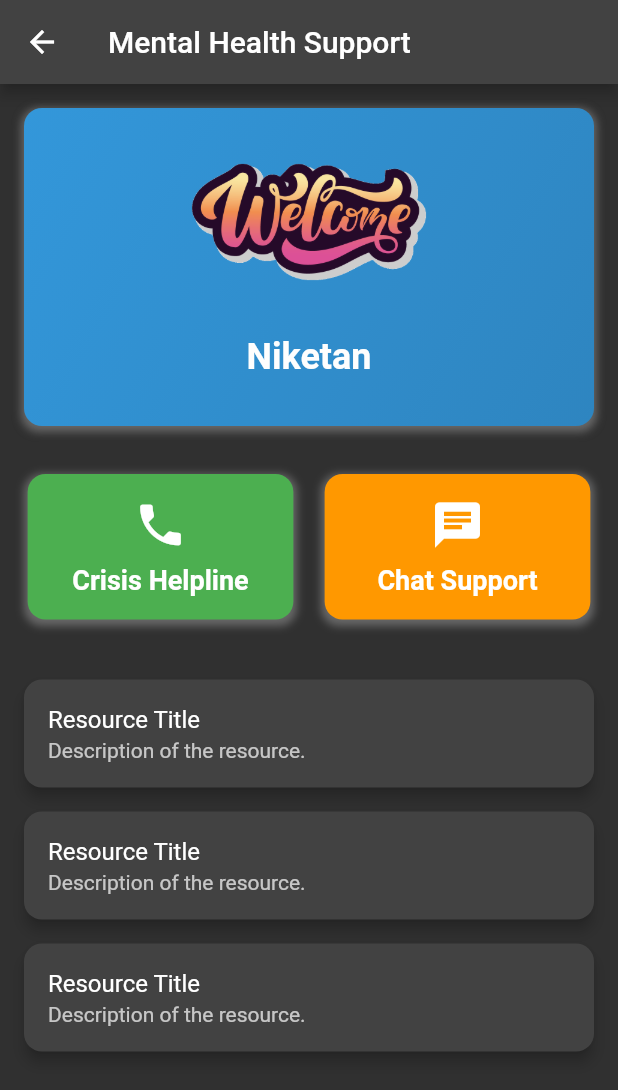
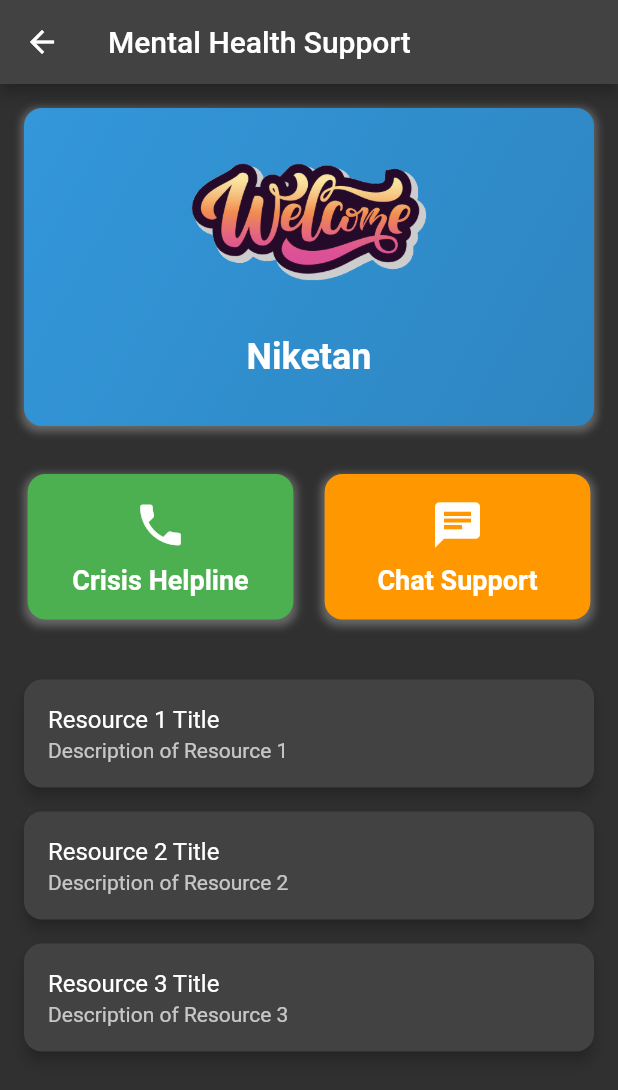
Before and after one commit to drowsy-coder/Nyaya-Sahaya, a Flutter app: the MentalSupportScreen screen opened directly, on a phone screen of 412 x 824 dp. Shown: the top 1090 px of the screen. Run offline on Flutter 3.47's test engine with Material 2 defaults, Android fonts, the phone set to English and light mode, and no system bars; our stand-ins replace cloud_firestore, file_picker, firebase_auth, firebase_core, google_maps_flutter, google_nav_bar and 1 more; missing offline and left inert: read_pdf_text; accounts and stored records are empty.

Commit message:
mental health part1

```diff
--- a/lib/screens/stakeholders/client/support/case_info_analyser.dart
+++ b/lib/screens/stakeholders/client/support/case_info_analyser.dart
@@ -8,11 +8,13 @@ class FirInfo {
   final String ipcSection;
   final String nameOfCrime;
   final String punishment;
+  final String bailable;
 
   FirInfo({
     required this.ipcSection,
     required this.nameOfCrime,
     required this.punishment,
+    required this.bailable,
   });
 }
 
@@ -32,17 +34,19 @@ class _CaseInfoAnalyzerState extends State<CaseInfoAnalyzer> {
       ipcSection: '498A',
       nameOfCrime: 'Dowry',
       punishment: '10 years in jail',
-
+      bailable: "",
     ),
     FirInfo(
       ipcSection: '55A',
       nameOfCrime: 'Rape',
       punishment: '8 years in jail',
+      bailable: "",
     ),
     FirInfo(
       ipcSection: '690',
       nameOfCrime: 'Murder',
       punishment: '15 years in jail',
+      bailable: "",
     ),
     // Add more FIR data as needed
   ];
--- a/lib/screens/stakeholders/client/support/mental_support.dart
+++ b/lib/screens/stakeholders/client/support/mental_support.dart
@@ -1,4 +1,5 @@
 import 'package:flutter/material.dart';
+import 'package:law/screens/stakeholders/client/support/mental/m_issues.dart';
 import 'package:url_launcher/url_launcher.dart';
 
 class MentalSupportScreen extends StatefulWidget {
@@ -122,8 +123,7 @@ class _MentalSupportScreenState extends State<MentalSupportScreen>
             Icons.chat,
             Colors.orange,
             () {
-              // Navigator.pushReplacement(context,
-              //     MaterialPageRoute(builder: (context) => ChatScreen()));
+              // Add chat action here.
             },
           ),
         ],
@@ -174,7 +174,8 @@ class _MentalSupportScreenState extends State<MentalSupportScreen>
     );
   }
 
-  Widget _buildResourceCard() {
+  Widget _buildResourceCard(BuildContext context, String title,
+      String description, Function onPressed) {
     return Card(
       margin: const EdgeInsets.symmetric(horizontal: 16),
       elevation: 4,
@@ -182,9 +183,9 @@ class _MentalSupportScreenState extends State<MentalSupportScreen>
         borderRadius: BorderRadius.circular(12),
       ),
       child: ListTile(
-        title: const Text('Resource Title'),
-        subtitle: const Text('Description of the resource.'),
-        onTap: () {},
+        title: Text(title),
+        subtitle: Text(description),
+        onTap: onPressed as void Function(),
       ),
     );
   }
@@ -202,11 +203,32 @@ class _MentalSupportScreenState extends State<MentalSupportScreen>
             const SizedBox(height: 16),
             _buildCallChatCards(context),
             const SizedBox(height: 40),
-            _buildResourceCard(),
+            _buildResourceCard(
+                context, 'Resource 1 Title', 'Description of Resource 1', () {
+              Navigator.of(context).push(
+                MaterialPageRoute(
+                  builder: (context) => MentalHealthIssuesScreen(),
+                ),
+              );
+            }),
             const SizedBox(height: 16),
-            _buildResourceCard(),
+            _buildResourceCard(
+              context,
+              'Resource 2 Title',
+              'Description of Resource 2',
+              () {
+                // Add action for Resource 2 here.
+              },
+            ),
             const SizedBox(height: 16),
-            _buildResourceCard(),
+            _buildResourceCard(
+              context,
+              'Resource 3 Title',
+              'Description of Resource 3',
+              () {
+                // Add action for Resource 3 here.
+              },
+            ),
             const SizedBox(height: 16),
           ],
         ),
```
Also changed, not shown: lib/screens/stakeholders/client/support/mental/m_issues.dart (added, +112 -0 lines).
